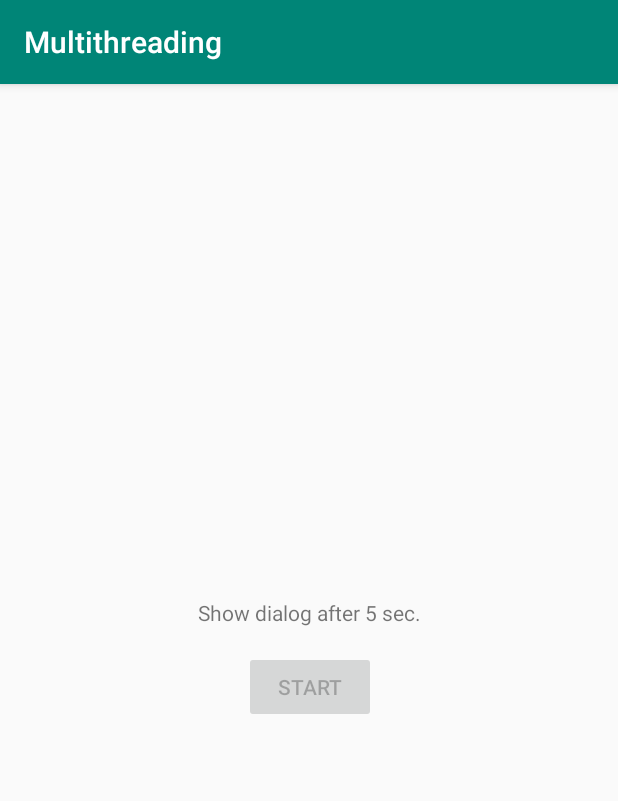
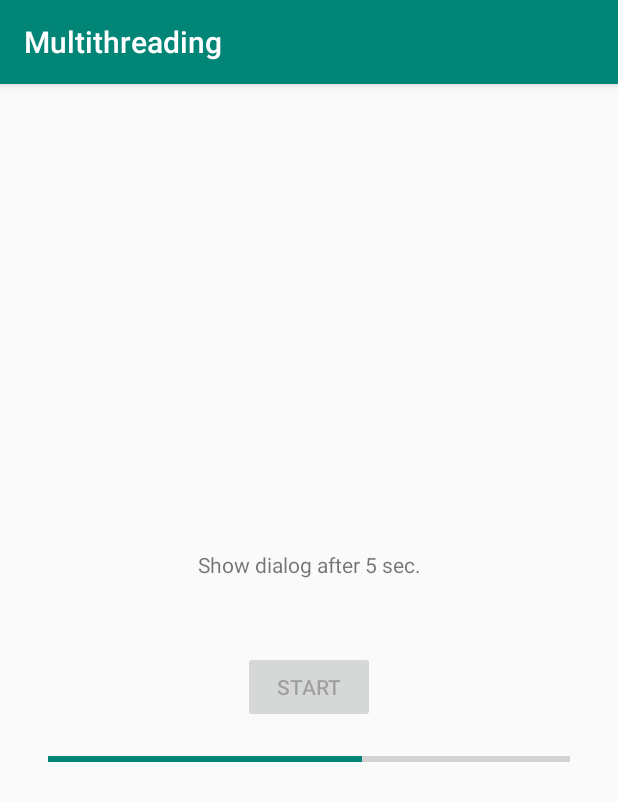
Before and after one commit to the1812/Android-Demos, an Android app: the MultithreadingActivity screen opened directly, with no data from a screen before it, after a tap on "START", on a phone screen of 412 x 824 dp. Shown: the top 801 px of the screen. Run offline under Robolectric (Android 15) with nearby library versions, the phone set to English and light mode, and no system bars.

Commit message:
Add progress for multithreading.

```diff
--- a/app/src/main/java/com/helloworld/androiddemo/services/MultithreadingActivity.kt
+++ b/app/src/main/java/com/helloworld/androiddemo/services/MultithreadingActivity.kt
@@ -1,11 +1,9 @@
 package com.helloworld.androiddemo.services
 
-import android.content.Context
 import android.os.AsyncTask
 import android.support.v7.app.AppCompatActivity
 import android.os.Bundle
 import android.support.v7.app.AlertDialog
-import android.util.Log
 import com.helloworld.androiddemo.R
 import kotlinx.android.synthetic.main.activity_multithreading.*
 import java.lang.ref.WeakReference
@@ -26,9 +24,20 @@ class MultithreadingActivity : AppCompatActivity()
 class DialogTask(val context: WeakReference<MultithreadingActivity>) : AsyncTask<Unit, Unit, Unit>()
 {
     private var startTime = Calendar.getInstance().time
+    private fun withinContext(func:(MultithreadingActivity) -> Unit)
+    {
+        val context = this.context.get()
+        if (context != null)
+        {
+            func(context)
+        }
+    }
     override fun onPreExecute()
     {
         startTime = Calendar.getInstance().time
+        withinContext {
+            it.progressBar.progress = 0
+        }
     }
     override fun doInBackground(vararg params: Unit?)
     {
@@ -41,17 +50,25 @@ class DialogTask(val context: WeakReference<MultithreadingActivity>) : AsyncTask
         var time = getTime()
         while (time.before(startTime))
         {
-            Log.d("Multithreading", "start: $startTime, current-5: $time")
             Thread.sleep(1000)
             time = getTime()
+            publishProgress()
+        }
+    }
+    override fun onProgressUpdate(vararg values: Unit?)
+    {
+        withinContext {
+            val progressBar = it.progressBar
+            if (progressBar.progress < progressBar.max)
+            {
+                progressBar.progress++
+            }
         }
     }
     override fun onPostExecute(result: Unit?)
     {
-        val context = this.context.get()
-        if (context != null)
-        {
-            val dialog = AlertDialog.Builder(context)
+        withinContext {
+            val dialog = AlertDialog.Builder(it)
             dialog.setTitle("Complete")
             dialog.setMessage("The background thread waited for 5 seconds.")
             dialog.setCancelable(false)
@@ -59,7 +76,7 @@ class DialogTask(val context: WeakReference<MultithreadingActivity>) : AsyncTask
                 dialogInterface.dismiss()
             }
             dialog.show()
-            context.buttonStart.isEnabled = true
+            it.buttonStart.isEnabled = true
         }
     }
 }
--- a/app/src/main/res/layout/activity_multithreading.xml
+++ b/app/src/main/res/layout/activity_multithreading.xml
@@ -7,7 +7,7 @@
   tools:context=".services.MultithreadingActivity">
 
   <android.support.constraint.ConstraintLayout
-    android:layout_width="wrap_content"
+    android:layout_width="0dp"
     android:layout_height="wrap_content"
     android:layout_marginStart="16dp"
     android:layout_marginTop="16dp"
@@ -41,6 +41,22 @@
       app:layout_constraintEnd_toEndOf="parent"
       app:layout_constraintStart_toStartOf="parent"
       app:layout_constraintTop_toBottomOf="@+id/textViewHint" />
+
+    <ProgressBar
+      android:id="@+id/progressBar"
+      style="?android:attr/progressBarStyleHorizontal"
+      android:layout_width="0dp"
+      android:layout_height="wrap_content"
+      android:layout_marginStart="16dp"
+      android:layout_marginTop="16dp"
+      android:layout_marginEnd="16dp"
+      android:layout_marginBottom="16dp"
+      android:max="5"
+      android:progress="0"
+      app:layout_constraintBottom_toBottomOf="parent"
+      app:layout_constraintEnd_toEndOf="parent"
+      app:layout_constraintStart_toStartOf="parent"
+      app:layout_constraintTop_toBottomOf="@+id/buttonStart" />
   </android.support.constraint.ConstraintLayout>
 
 </android.support.constraint.ConstraintLayout>
```
